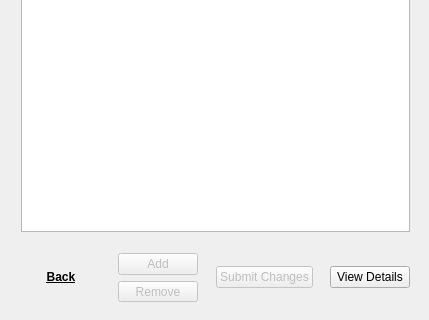
Before: the Qt Designer form src/form/mainwindow.ui in dank-devz/effective-octo-meme, drawn with Qt 5; both pictures show x 0 to 429 and y 196 to 516 of the 429 by 516 pixel window.
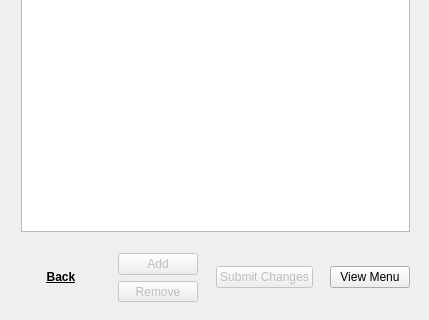
After: the same form once the commit is applied. The open tabs and pages were chosen to show the change.

Commit message: Add functionality for admin add menu items. - add menu items to a specific restaurant - makes a dinky little popup window - emits a signal upon accept

Diff of the .ui file:
```diff
--- a/src/form/mainwindow.ui
+++ b/src/form/mainwindow.ui
@@ -260,7 +260,7 @@
        <item>
         <widget class="QPushButton" name="viewAllRestaurants_pushButton_viewDetails">
          <property name="text">
-          <string>View Details</string>
+          <string>View Menu</string>
          </property>
         </widget>
        </item>
```
Left out of the diff: 2 changed lines with no effect on the pictures. The commit also changes 7 other files.
